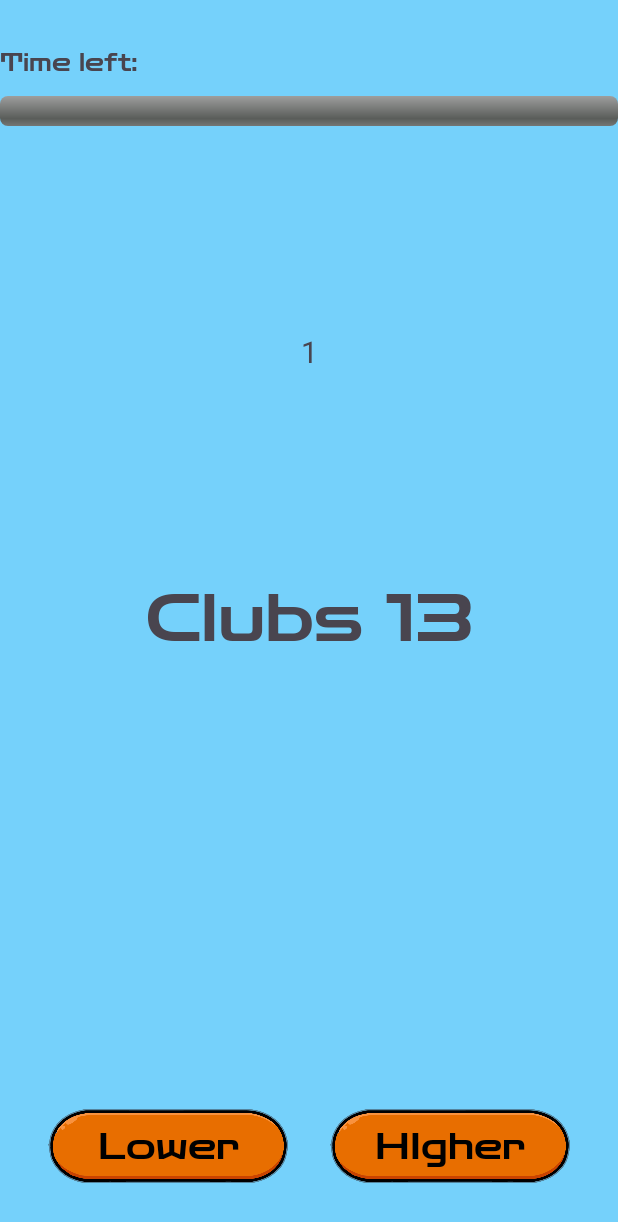
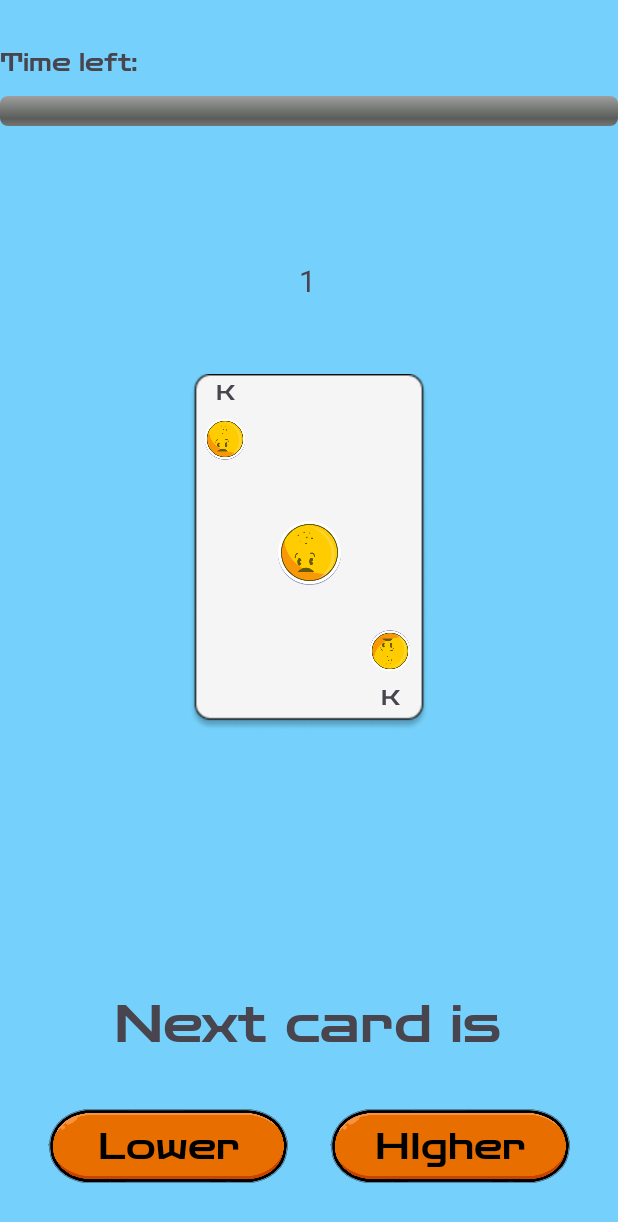
Before and after one commit to jonasbondesson84/ma23_kotlin_CardGame, an Android app: the fragment GameMode0Fragment placed in its activity, after a tap on an icon or button, on a phone screen of 412 x 824 dp. Shown: the top 1222 px of the screen. Run offline under Robolectric (Android 15) with nearby library versions, the phone set to English and light mode, and no system bars.

Commit message:
fixed card ui

```diff
--- a/app/src/main/java/com/example/cardgame/GameMode0Fragment.kt
+++ b/app/src/main/java/com/example/cardgame/GameMode0Fragment.kt
@@ -6,6 +6,7 @@ import android.view.LayoutInflater
 import android.view.View
 import android.view.ViewGroup
 import android.widget.ImageButton
+import android.widget.ImageView
 import android.widget.TextView
 import androidx.fragment.app.Fragment
 
@@ -28,13 +29,18 @@ class GameMode0Fragment : Fragment() {
     var gameMode: Int = 0
     var currentLevel: Int? = 0
     var deckOfCard = deckOfCard()
-    var currentCardIndex = 0
+    var currentCardIndex = 1
     var score = 0
     var currentCard = deckOfCard.getNewCard(0)
     var nextCard = deckOfCard.getNewCard(1)
 
     lateinit var tvCard: TextView
     lateinit var tvCurrentScore: TextView
+    lateinit var tvCardTopLeft: TextView
+    lateinit var tvCardBottomRight: TextView
+    lateinit var imCardTopLeft: ImageView
+    lateinit var imCardBottomRight: ImageView
+    lateinit var imCardCenter: ImageView
 
 
     override fun onCreate(savedInstanceState: Bundle?) {
@@ -60,10 +66,16 @@ class GameMode0Fragment : Fragment() {
 //            gameMode = gameLevels[0].gameMode
 //        }
         tvCard = view.findViewById(R.id.tvCard)
-        val cardText = "${currentCard.suite} ${currentCard.number}"
-        tvCard.text = cardText
+        tvCardTopLeft = view.findViewById(R.id.tvCardTopLeft)
+        tvCardBottomRight = view.findViewById(R.id.tvCardBottomRight)
+        imCardTopLeft = view.findViewById(R.id.imCardTopLeft)
+        imCardBottomRight = view.findViewById(R.id.imCardBottomRight)
+        imCardCenter = view.findViewById(R.id.imCardCenter)
+        showUICard()
+//        val cardText = "${currentCard.suite} ${currentCard.number}"
+//        tvCard.text = cardText
         val btnHigher: ImageButton = view.findViewById(R.id.imbHigher)
-        val btnLower: ImageButton = view.findViewById(R.id.imbStart)
+        val btnLower: ImageButton = view.findViewById(R.id.imbLower)
         tvCurrentScore = view.findViewById(R.id.tvCurrentScore)
 
         btnHigher.setOnClickListener() {
@@ -126,11 +138,13 @@ class GameMode0Fragment : Fragment() {
 
     fun showNextCard() {
         if (currentCardIndex < deckOfCard.getDeckSize()) {
-            currentCardIndex++
+
             currentCard = deckOfCard.getNewCard(currentCardIndex)
             nextCard = deckOfCard.getNewCard(currentCardIndex+1)
-            var cardText = " ${currentCard.suite} ${currentCard.number} "
-            tvCard.text = cardText
+            currentCardIndex++
+//            var cardText = " ${currentCard.suite} ${currentCard.number} "
+//            tvCard.text = cardText
+            showUICard()
 
 
         } else {
@@ -156,4 +170,45 @@ class GameMode0Fragment : Fragment() {
         showNextCard()
     }
 
+
+    fun showUICard() {
+        var imageID = 0
+        var numberSymbol = ""
+        when(currentCard.suite) {
+            "Hearts" -> {
+                 imageID = R.drawable.characters_0006
+            }
+            "Diamonds" -> {
+                imageID = R.drawable.characters_0001
+            }
+            "Clubs" -> {
+                imageID = R.drawable.characters_0003
+            } else -> {
+                imageID = R.drawable.characters_0005
+            }
+        }
+        when(currentCard.number) {
+            14 -> {
+                numberSymbol = "A"
+            }
+            13 -> {
+                numberSymbol = "K"
+            }
+            12 -> {
+                numberSymbol = "Q"
+            }
+            11 -> {
+                numberSymbol = "J"
+            }
+            else -> {
+                numberSymbol = currentCard.number.toString()
+            }
+        }
+        tvCardBottomRight.text = numberSymbol
+        tvCardTopLeft.text = numberSymbol
+        imCardTopLeft.setImageResource(imageID)
+        imCardBottomRight.setImageResource(imageID)
+        imCardCenter.setImageResource(imageID)
+
+    }
 }
--- a/app/src/main/java/com/example/cardgame/gameIntroFragment.kt
+++ b/app/src/main/java/com/example/cardgame/gameIntroFragment.kt
@@ -45,7 +45,7 @@ class gameIntroFragment : Fragment() {
     ): View? {
         // Inflate the layout for this fragment
         val view = inflater.inflate(R.layout.fragment_game_intro, container, false)
-        val btnNext: ImageButton = view.findViewById(R.id.imbStart)
+        val btnNext: ImageButton = view.findViewById(R.id.imbLower)
        // tvRules = view.findViewById(R.id.tvRules)
 //        val args = arguments
 //        gameLevels = args?.getParcelableArrayList<Level>("gameLevels")
--- a/app/src/main/res/layout/fragment_game_intro.xml
+++ b/app/src/main/res/layout/fragment_game_intro.xml
@@ -10,7 +10,7 @@
         android:layout_height="match_parent">
 
         <ImageButton
-            android:id="@+id/imbStart"
+            android:id="@+id/imbLower"
             android:layout_width="160dp"
             android:layout_height="56dp"
             android:layout_marginBottom="32dp"
@@ -30,10 +30,10 @@
             android:text="Start"
             android:textColor="@color/black"
             android:textSize="24sp"
-            app:layout_constraintBottom_toBottomOf="@+id/imbStart"
-            app:layout_constraintEnd_toEndOf="@+id/imbStart"
-            app:layout_constraintStart_toStartOf="@+id/imbStart"
-            app:layout_constraintTop_toTopOf="@+id/imbStart" />
+            app:layout_constraintBottom_toBottomOf="@+id/imbLower"
+            app:layout_constraintEnd_toEndOf="@+id/imbLower"
+            app:layout_constraintStart_toStartOf="@+id/imbLower"
+            app:layout_constraintTop_toTopOf="@+id/imbLower" />
 
         <ImageView
             android:id="@+id/imageView"
@@ -64,7 +64,7 @@
             android:layout_width="wrap_content"
             android:layout_height="wrap_content"
             android:src="@drawable/characters_0002"
-            app:layout_constraintBottom_toTopOf="@+id/imbStart"
+            app:layout_constraintBottom_toTopOf="@+id/imbLower"
             app:layout_constraintStart_toStartOf="parent" />
 
     </androidx.constraintlayout.widget.ConstraintLayout>
--- a/app/src/main/res/layout/fragment_gamemode0.xml
+++ b/app/src/main/res/layout/fragment_gamemode0.xml
@@ -23,7 +23,7 @@
             app:layout_constraintEnd_toEndOf="parent" />
 
         <ImageButton
-            android:id="@+id/imbStart"
+            android:id="@+id/imbLower"
             android:layout_width="160dp"
             android:layout_height="56dp"
             android:layout_marginStart="32dp"
@@ -55,10 +55,10 @@
             android:text="Lower"
             android:textColor="@color/black"
             android:textSize="24sp"
-            app:layout_constraintBottom_toBottomOf="@+id/imbStart"
-            app:layout_constraintEnd_toEndOf="@+id/imbStart"
-            app:layout_constraintStart_toStartOf="@+id/imbStart"
-            app:layout_constraintTop_toTopOf="@+id/imbStart" />
+            app:layout_constraintBottom_toBottomOf="@+id/imbLower"
+            app:layout_constraintEnd_toEndOf="@+id/imbLower"
+            app:layout_constraintStart_toStartOf="@+id/imbLower"
+            app:layout_constraintTop_toTopOf="@+id/imbLower" />
 
         <ProgressBar
             android:id="@+id/pbTime"
@@ -85,13 +85,14 @@
             android:id="@+id/tvCard"
             android:layout_width="wrap_content"
             android:layout_height="wrap_content"
+            android:layout_marginBottom="32dp"
             android:fontFamily="@font/zendots"
-            android:text="TextView"
-            android:textSize="44sp"
-            app:layout_constraintBottom_toBottomOf="parent"
+            android:text="Next card is"
+            android:textSize="34sp"
+            app:layout_constraintBottom_toTopOf="@+id/imbHigher"
             app:layout_constraintEnd_toEndOf="parent"
-            app:layout_constraintStart_toStartOf="parent"
-            app:layout_constraintTop_toTopOf="parent" />
+            app:layout_constraintHorizontal_bias="0.496"
+            app:layout_constraintStart_toStartOf="parent" />
 
         <TextView
             android:id="@+id/tvCurrentScore"
@@ -101,8 +102,83 @@
             android:textSize="20sp"
             app:layout_constraintBottom_toTopOf="@+id/tvCard"
             app:layout_constraintEnd_toEndOf="parent"
+            app:layout_constraintHorizontal_bias="0.498"
             app:layout_constraintStart_toStartOf="parent"
-            app:layout_constraintTop_toBottomOf="@+id/pbTime" />
+            app:layout_constraintTop_toBottomOf="@+id/pbTime"
+            app:layout_constraintVertical_bias="0.162" />
+
+        <androidx.constraintlayout.widget.ConstraintLayout
+            android:layout_width="160dp"
+            android:layout_height="242dp"
+            app:layout_constraintBottom_toTopOf="@+id/imbHigher"
+            app:layout_constraintEnd_toEndOf="parent"
+            app:layout_constraintStart_toStartOf="parent"
+            app:layout_constraintTop_toTopOf="parent">
+
+            <ImageView
+                android:id="@+id/imCard"
+                android:layout_width="wrap_content"
+                android:layout_height="wrap_content"
+                android:src="@drawable/emptycard"
+                app:layout_constraintBottom_toBottomOf="parent"
+                app:layout_constraintEnd_toEndOf="parent"
+                app:layout_constraintHorizontal_bias="0.0"
+                app:layout_constraintStart_toStartOf="parent"
+                app:layout_constraintTop_toTopOf="parent"
+                app:layout_constraintVertical_bias="1.0" />
+
+            <ImageView
+                android:id="@+id/imCardCenter"
+                android:layout_width="50dp"
+                android:layout_height="50dp"
+                android:src="@drawable/characters_0005"
+                app:layout_constraintBottom_toBottomOf="@+id/imCard"
+                app:layout_constraintEnd_toEndOf="@+id/imCard"
+                app:layout_constraintStart_toStartOf="@+id/imCard"
+                app:layout_constraintTop_toTopOf="@+id/imCard" />
+
+            <ImageView
+                android:id="@+id/imCardTopLeft"
+                android:layout_width="32dp"
+                android:layout_height="32dp"
+                android:src="@drawable/characters_0005"
+                app:layout_constraintStart_toStartOf="@+id/tvCardTopLeft"
+                app:layout_constraintTop_toBottomOf="@+id/tvCardTopLeft" />
+
+            <TextView
+                android:id="@+id/tvCardTopLeft"
+                android:layout_width="32dp"
+                android:layout_height="24dp"
+                android:layout_marginStart="8dp"
+                android:layout_marginTop="5dp"
+                android:fontFamily="@font/zen_dots"
+                android:text="TextView"
+                android:textAlignment="center"
+                app:layout_constraintStart_toStartOf="parent"
+                app:layout_constraintTop_toTopOf="parent" />
+
+            <TextView
+                android:id="@+id/tvCardBottomRight"
+                android:layout_width="32dp"
+                android:layout_height="24dp"
+                android:layout_marginEnd="10dp"
+                android:layout_marginBottom="15dp"
+                android:fontFamily="@font/zen_dots"
+                android:rotationX="180"
+                android:text="TextView"
+                android:textAlignment="center"
+                app:layout_constraintBottom_toBottomOf="parent"
+                app:layout_constraintEnd_toEndOf="parent" />
+
+            <ImageView
+                android:id="@+id/imCardBottomRight"
+                android:layout_width="32dp"
+                android:layout_height="32dp"
+                android:rotationX="180"
+                android:src="@drawable/characters_0005"
+                app:layout_constraintBottom_toTopOf="@+id/tvCardBottomRight"
+                app:layout_constraintEnd_toEndOf="@+id/tvCardBottomRight" />
+        </androidx.constraintlayout.widget.ConstraintLayout>
 
     </androidx.constraintlayout.widget.ConstraintLayout>
 
```
Also changed, not shown: app/src/main/res/drawable/emptycard.png (added).
